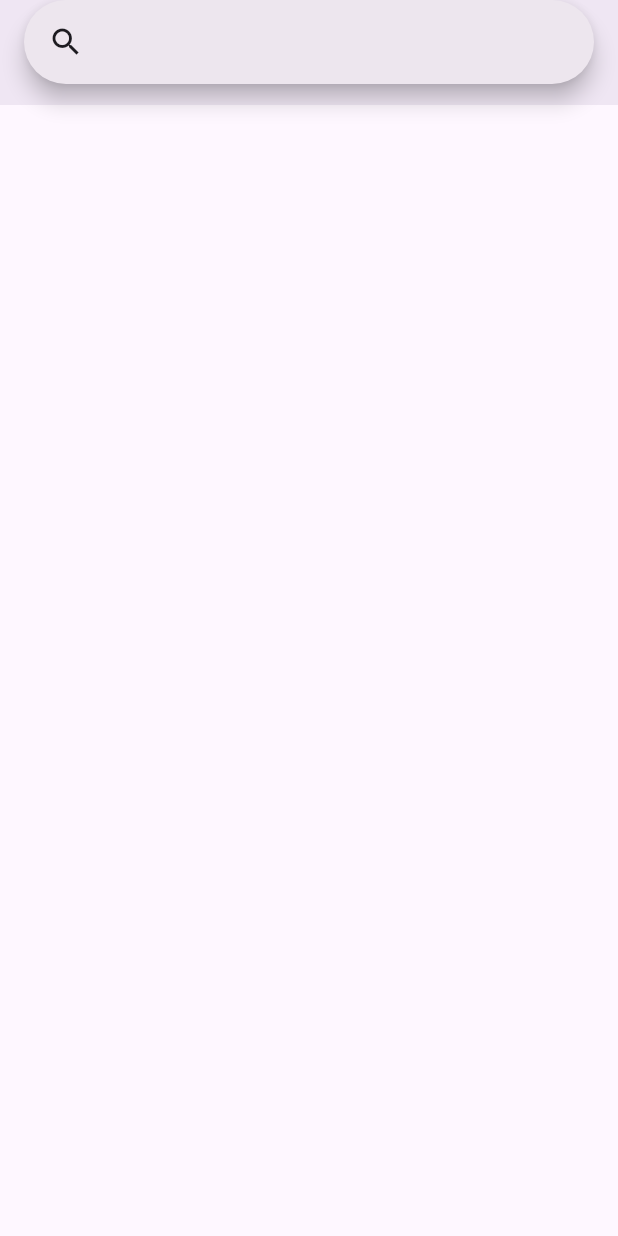
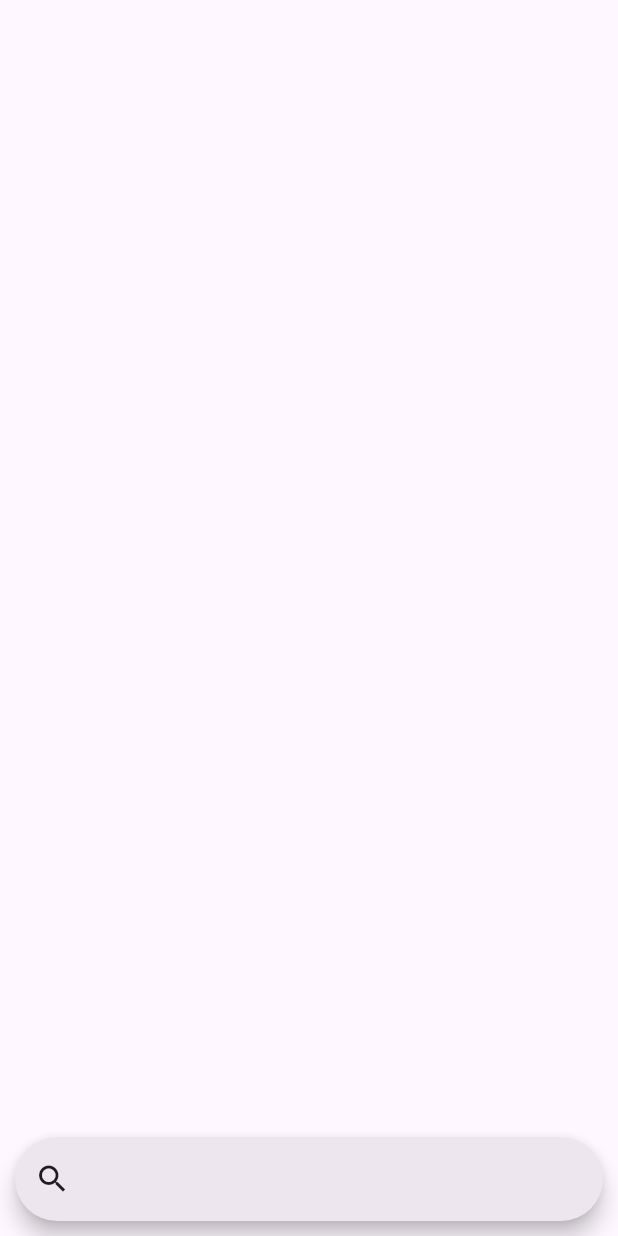
Before and after one commit to JahdahThelen/meticulo, a Flutter app: the screen it shows after launch, on a phone screen of 412 x 824 dp. Run offline on Flutter 3.47's test engine with Material 2 defaults, Android fonts, the phone set to English and light mode, and no system bars; our stand-ins replace dio.

Commit message:
reverse layout for small hands

```diff
--- a/lib/page/search.dart
+++ b/lib/page/search.dart
@@ -17,23 +17,28 @@ class _MyHomePageState extends State<MyHomePage> {
   List<Result> _results = [];
 
   Future<void> _search(String expression) async {
-    var newResult = await _api.search(expression);
+    List<Result> newResult = await _api.search(expression);
     setState(() {
-      _results = newResult;
+      _results = newResult.take(20).toList();
     });
   }
 
   @override
   Widget build(BuildContext context) {
     return Scaffold(
-      appBar: SearchAppBar(onSearch: (expression) => _search(expression)),
-      body: Center(
-          child: ListView.builder(
-        itemBuilder: (context, index) => ListTile(
-          title: Text(_results[index].title),
-        ),
-        itemCount: _results.length,
-      )),
+      body: Column(
+        mainAxisAlignment: MainAxisAlignment.end,
+        children: [
+          ListView.builder(
+            itemBuilder: (context, index) => ListTile(
+              title: Text(_results[index].title),
+            ),
+            itemCount: _results.length,
+            shrinkWrap: true,
+          ),
+          SearchAppBar(onSearch: (expression) => _search(expression))
+        ],
+      ),
     );
   }
 }
--- a/lib/widget/search_app_bar.dart
+++ b/lib/widget/search_app_bar.dart
@@ -1,28 +1,26 @@
 import 'package:flutter/material.dart';
 
-class SearchAppBar extends StatelessWidget implements PreferredSizeWidget {
+class SearchAppBar extends StatelessWidget {
   final void Function(String)? onSearch;
 
   const SearchAppBar({super.key, this.onSearch});
 
   @override
   Widget build(BuildContext context) {
-    return AppBar(
-        title: SearchAnchor(
+    return Padding(
+      padding: const EdgeInsets.all(10),
+      child: SearchAnchor(
           builder: (BuildContext context, SearchController controller) {
             return SearchBar(
               controller: controller,
-                padding: const MaterialStatePropertyAll<EdgeInsets>(
-                    EdgeInsets.symmetric(horizontal: 16.0)),
               onSubmitted: onSearch,
-                leading: const Icon(Icons.search),
+              leading: const Padding(
+                padding: EdgeInsets.all(5),
+                child: Icon(Icons.search),
+              ),
             );
           },
           suggestionsBuilder: (_, __) => []),
-        elevation: 5,
-        clipBehavior: Clip.none);
+    );
   }
-
-  @override
-  Size get preferredSize => const Size.fromHeight(70);
 }
```
Lines whose indentation alone changed are shown as unchanged.
